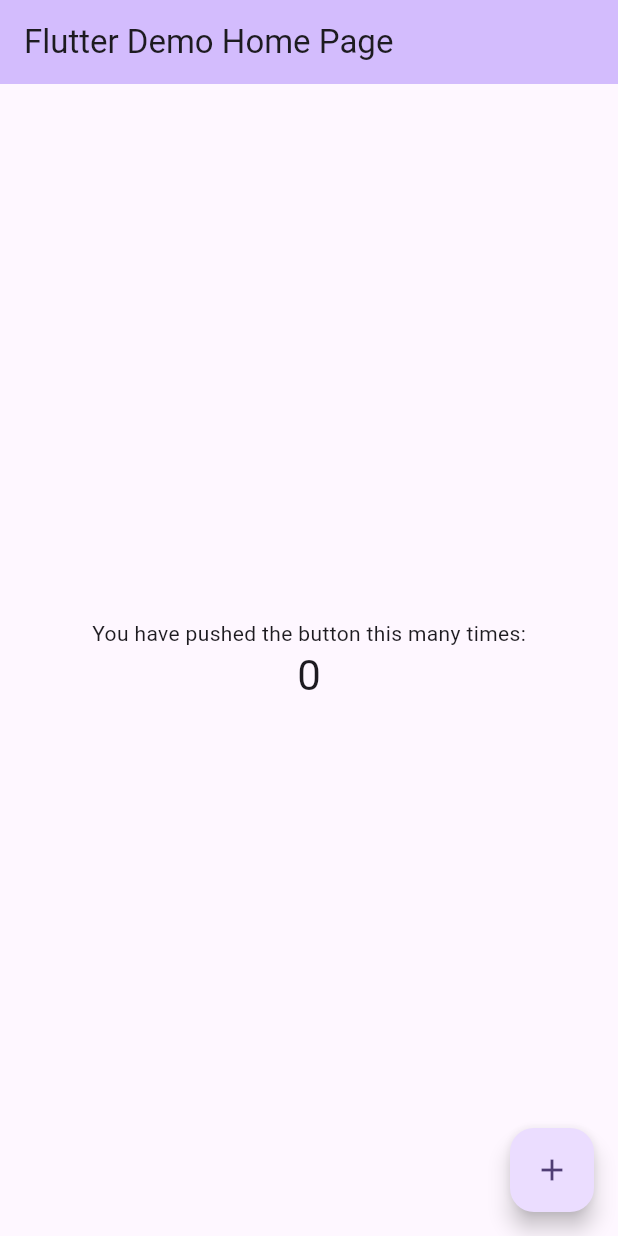
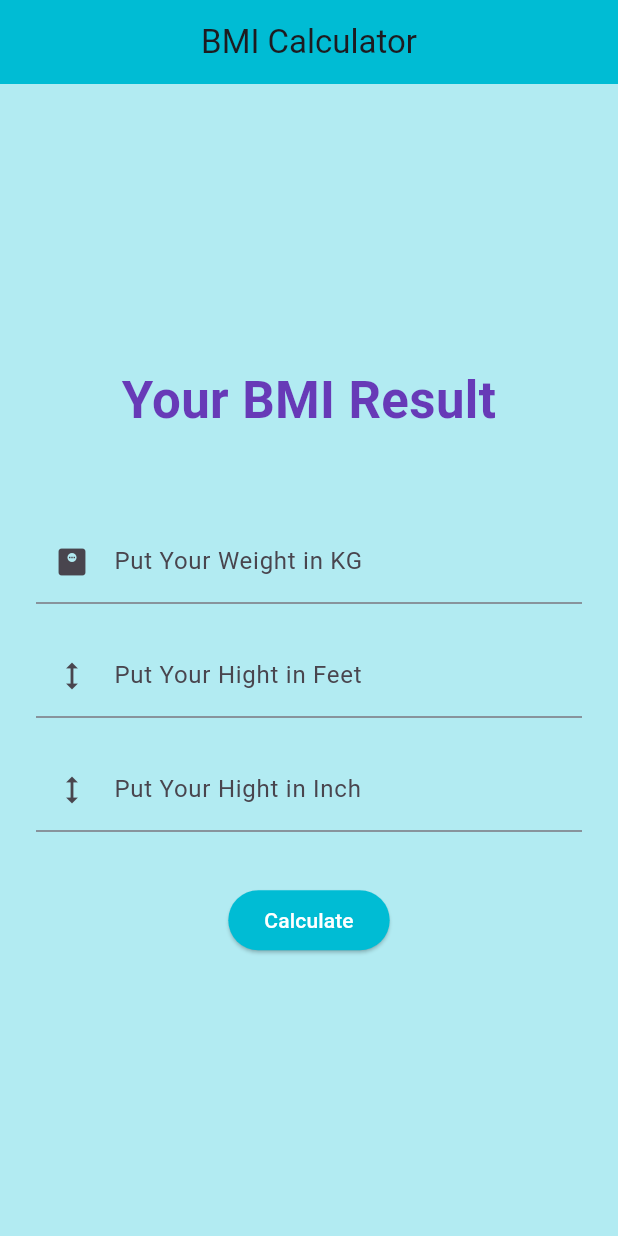
Before and after one commit to Soudip-dev/flutter_bmi_calculator, a Flutter app: the screen it shows after launch, on a phone screen of 412 x 824 dp. Run offline on Flutter 3.47's test engine with Material 3 defaults, Android fonts, the phone set to English and light mode, and no system bars.

Commit message:
app complete

```diff
--- a/lib/claculatePage.dart
+++ b/lib/claculatePage.dart
@@ -0,0 +1,139 @@
+import 'package:flutter/material.dart';
+
+class BmiCalculator extends StatefulWidget {
+  const BmiCalculator({super.key});
+
+  @override
+  State<BmiCalculator> createState() => _BmiCalculatorState();
+}
+
+class _BmiCalculatorState extends State<BmiCalculator> {
+  var wtController = TextEditingController();
+  var ftController = TextEditingController();
+  var inController = TextEditingController();
+  var result = "Your BMI Result";
+  var bgColor = Colors.cyan.shade100;
+
+  @override
+  Widget build(BuildContext context) {
+    return Scaffold(
+      appBar: AppBar(
+        title: Text("BMI Calculator"),
+        centerTitle: true,
+        backgroundColor: Colors.cyan,
+      ),
+      backgroundColor: bgColor,
+      body: Padding(
+        padding: const EdgeInsets.symmetric(horizontal: 24.0),
+        child: Column(
+          mainAxisAlignment: MainAxisAlignment.center,
+          crossAxisAlignment: CrossAxisAlignment.center,
+          children: [
+            Text(result,
+              textAlign: TextAlign.center,
+             style: TextStyle(
+              fontSize: result == "Your BMI Result" ?  34 :
+                          result == "All Fild Required" ?  34 : 20
+              ,
+
+              fontWeight: FontWeight.w700,
+              color:result == "Your BMI Result" ? Colors.deepPurple :
+                          result == "All Fild Required" ? Colors.red : Colors.black
+
+              ),),
+              SizedBox(height: 55,),
+              TextField(
+                 onChanged: (value) {
+                  setState(() {
+                    result = "Weight Updated :$value";
+
+                  });
+                },
+                controller: wtController,
+                keyboardType: TextInputType.number,
+                decoration: InputDecoration(
+                  label: Text("Put Your Weight in KG"),
+                  prefixIcon: Icon(Icons.monitor_weight),
+
+
+                ),
+              ),
+              SizedBox(height: 20,),
+              TextField(
+                onChanged: (value) {
+                  setState(() {
+                    result = "Hight(ft) Updated :$value";
+
+                  });
+                },
+                controller: ftController,
+                keyboardType: TextInputType.number,
+                decoration: InputDecoration(
+                  label: Text("Put Your Hight in Feet"),
+                  prefixIcon: Icon(Icons.height)
+                ),
+              ),
+              SizedBox(height: 20,),
+              TextField(
+                 onChanged: (value) {
+                  setState(() {
+                    result = "Hight(in) Updated :$value";
+
+                  });
+                },
+                controller: inController,
+                keyboardType: TextInputType.number,
+                decoration: InputDecoration(
+                  label: Text("Put Your Hight in Inch"),
+                  prefixIcon: Icon(Icons.height)
+                ),
+              ),
+              SizedBox(height: 35,),
+              ElevatedButton(
+
+                style: ElevatedButton.styleFrom(
+                  backgroundColor: Colors.cyan,
+                  foregroundColor: Colors.white,),
+                onPressed: (){
+                var wt = wtController.text.toString();
+                var ft = ftController.text.toString();
+                var inch = inController.text.toString();
+
+                if(wt != "" && ft != "" && inch != ""){
+                  var iwt = int.parse(wt);
+                  var ift = int.parse(ft);
+                  var iinch = int.parse(inch);
+                 var totalInch = (ift * 12) + iinch;
+                 var totalCm = totalInch * 2.54;
+                 var totalM = totalCm / 100;
+                 var bmi = iwt / (totalM * totalM);
+                 var msg = "";
+                 if(bmi > 25){
+                   msg = "You'er Over Weight";
+                   bgColor = Colors.orange.shade200;
+                 }else if(bmi < 18){
+                  msg = "You'er Under Weight";
+                   bgColor = Colors.red.shade200;
+
+                 }else{
+                  msg = "You'er Fit";
+                   bgColor = Colors.green.shade200;
+                 }
+                 setState(() {
+                   result = "$msg\nYour BMI Status:\n ${bmi.toStringAsFixed(2)}";
+                 });
+
+                }else{
+                 setState(() {
+                    result = "All Fild Required";
+                 });
+                }
+               }, child: Text("Calculate")),
+
+
+          ],
+        ),
+      ),
+    );
+  }
+}
--- a/lib/main.dart
+++ b/lib/main.dart
@@ -1,3 +1,4 @@
+import 'package:bmi_calculator/claculatePage.dart';
 import 'package:flutter/material.dart';
 
 void main() {
@@ -14,109 +15,9 @@ class MyApp extends StatelessWidget {
       title: 'Flutter Demo',
       theme: ThemeData(
 
-
-
-
-
-
-
-
-
-
-
-
-
-
-
         colorScheme: ColorScheme.fromSeed(seedColor: Colors.deepPurple),
       ),
-      home: const MyHomePage(title: 'Flutter Demo Home Page'),
+      home: BmiCalculator(),
     );
   }
 }
-
-class MyHomePage extends StatefulWidget {
-  const MyHomePage({super.key, required this.title});
-
-
-
-
-
-
-
-
-
-
-  final String title;
-
-  @override
-  State<MyHomePage> createState() => _MyHomePageState();
-}
-
-class _MyHomePageState extends State<MyHomePage> {
-  int _counter = 0;
-
-  void _incrementCounter() {
-    setState(() {
-
-
-
-
-
-      _counter++;
-    });
-  }
-
-  @override
-  Widget build(BuildContext context) {
-
-
-
-
-
-
-    return Scaffold(
-      appBar: AppBar(
-
-
-
-        backgroundColor: Theme.of(context).colorScheme.inversePrimary,
-
-
-        title: Text(widget.title),
-      ),
-      body: Center(
-
-
-        child: Column(
-
-
-
-
-
-
-
-
-
-
-
-
-
-          mainAxisAlignment: MainAxisAlignment.center,
-          children: <Widget>[
-            const Text('You have pushed the button this many times:'),
-            Text(
-              '$_counter',
-              style: Theme.of(context).textTheme.headlineMedium,
-            ),
-          ],
-        ),
-      ),
-      floatingActionButton: FloatingActionButton(
-        onPressed: _incrementCounter,
-        tooltip: 'Increment',
-        child: const Icon(Icons.add),
-      ),
-    );
-  }
-}
```
